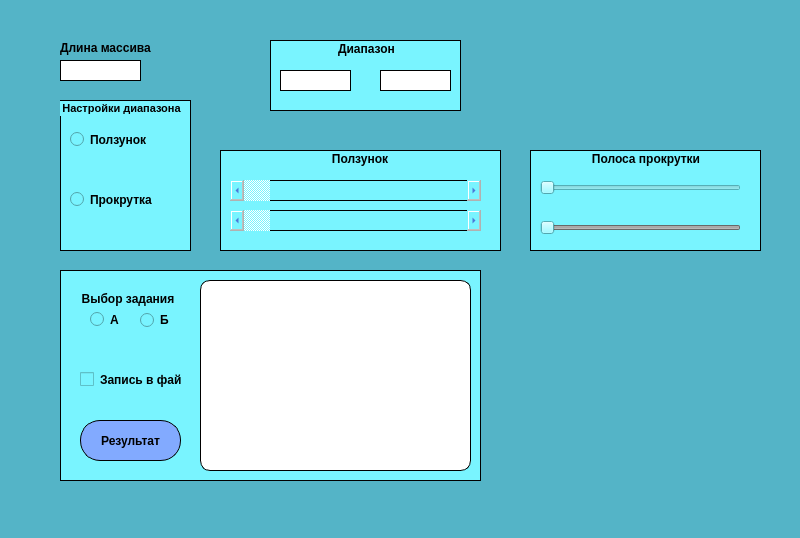
The window that mainwindow.ui (DenisKudryavcev/PracticalTask) describes before a commit, drawn with Qt 5.
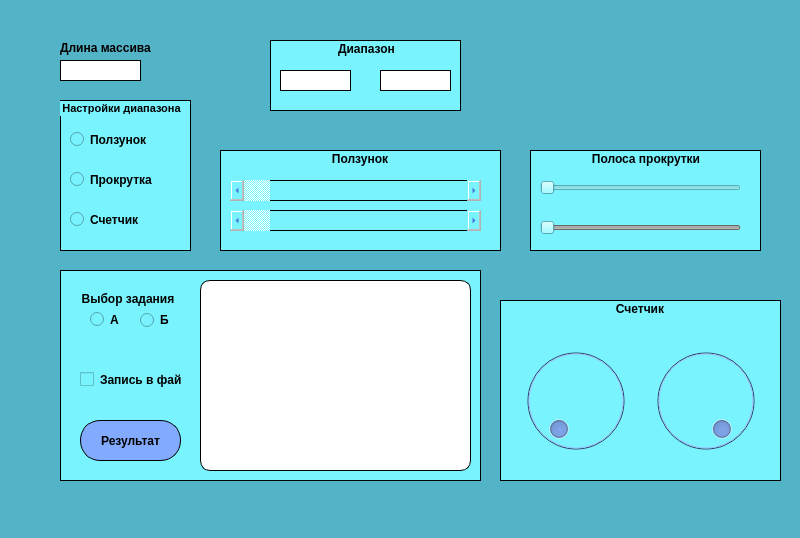
The same window after the commit. Icons and pictures are not drawn.

Commit message: Добавлен объект Dial для задания диапазона

What changed in the file:
```diff
--- a/mainwindow.ui
+++ b/mainwindow.ui
@@ -284,7 +284,7 @@
      <property name="geometry">
       <rect>
        <x>10</x>
-       <y>90</y>
+       <y>70</y>
        <width>84</width>
        <height>19</height>
       </rect>
@@ -306,6 +306,32 @@
       <string>Прокрутка</string>
      </property>
     </widget>
+    <widget class="QRadioButton" name="radioButtonDial">
+     <property name="geometry">
+      <rect>
+       <x>10</x>
+       <y>110</y>
+       <width>84</width>
+       <height>19</height>
+      </rect>
+     </property>
+     <property name="font">
+      <font>
+       <weight>75</weight>
+       <bold>true</bold>
+      </font>
+     </property>
+     <property name="cursor">
+      <cursorShape>PointingHandCursor</cursorShape>
+     </property>
+     <property name="styleSheet">
+      <string notr="true">border: 0px solid #000000;
+color: rgb(0, 0, 0)</string>
+     </property>
+     <property name="text">
+      <string>Счетчик</string>
+     </property>
+    </widget>
    </widget>
    <widget class="QGroupBox" name="groupBoxRanges">
     <property name="enabled">
@@ -527,6 +553,82 @@
      </property>
     </widget>
    </widget>
+   <widget class="QGroupBox" name="groupBoxCircles">
+    <property name="enabled">
+     <bool>false</bool>
+    </property>
+    <property name="geometry">
+     <rect>
+      <x>500</x>
+      <y>300</y>
+      <width>281</width>
+      <height>181</height>
+     </rect>
+    </property>
+    <property name="font">
+     <font>
+      <weight>75</weight>
+      <bold>true</bold>
+     </font>
+    </property>
+    <property name="styleSheet">
+     <string notr="true">border: 1px solid #000000;
+color: rgb(0, 0, 0);
+background: rgb(121, 244, 255)</string>
+    </property>
+    <property name="title">
+     <string>Счетчик</string>
+    </property>
+    <property name="alignment">
+     <set>Qt::AlignCenter</set>
+    </property>
+    <widget class="QDial" name="dialPositive">
+     <property name="geometry">
+      <rect>
+       <x>0</x>
+       <y>40</y>
+       <width>151</width>
+       <height>121</height>
+      </rect>
+     </property>
+     <property name="styleSheet">
+      <string notr="true">color:rgb(47, 50, 195);
+background: rgb(130, 170, 255)</string>
+     </property>
+     <property name="maximum">
+      <number>200</number>
+     </property>
+    </widget>
+    <widget class="QDial" name="dialNigative">
+     <property name="geometry">
+      <rect>
+       <x>130</x>
+       <y>40</y>
+       <width>151</width>
+       <height>121</height>
+      </rect>
+     </property>
+     <property name="layoutDirection">
+      <enum>Qt::LeftToRight</enum>
+     </property>
+     <property name="autoFillBackground">
+      <bool>false</bool>
+     </property>
+     <property name="styleSheet">
+      <string notr="true">color:rgb(47, 50, 195);
+background: rgb(130, 170, 255)</string>
+     </property>
+     <property name="minimum">
+      <number>-200</number>
+     </property>
+     <property name="maximum">
+      <number>0</number>
+     </property>
+     <property name="tracking">
+      <bool>true</bool>
+     </property>
+    </widget>
+   </widget>
   </widget>
   <widget class="QMenuBar" name="menubar">
    <property name="geometry">
```
The commit also changes 2 other files.
